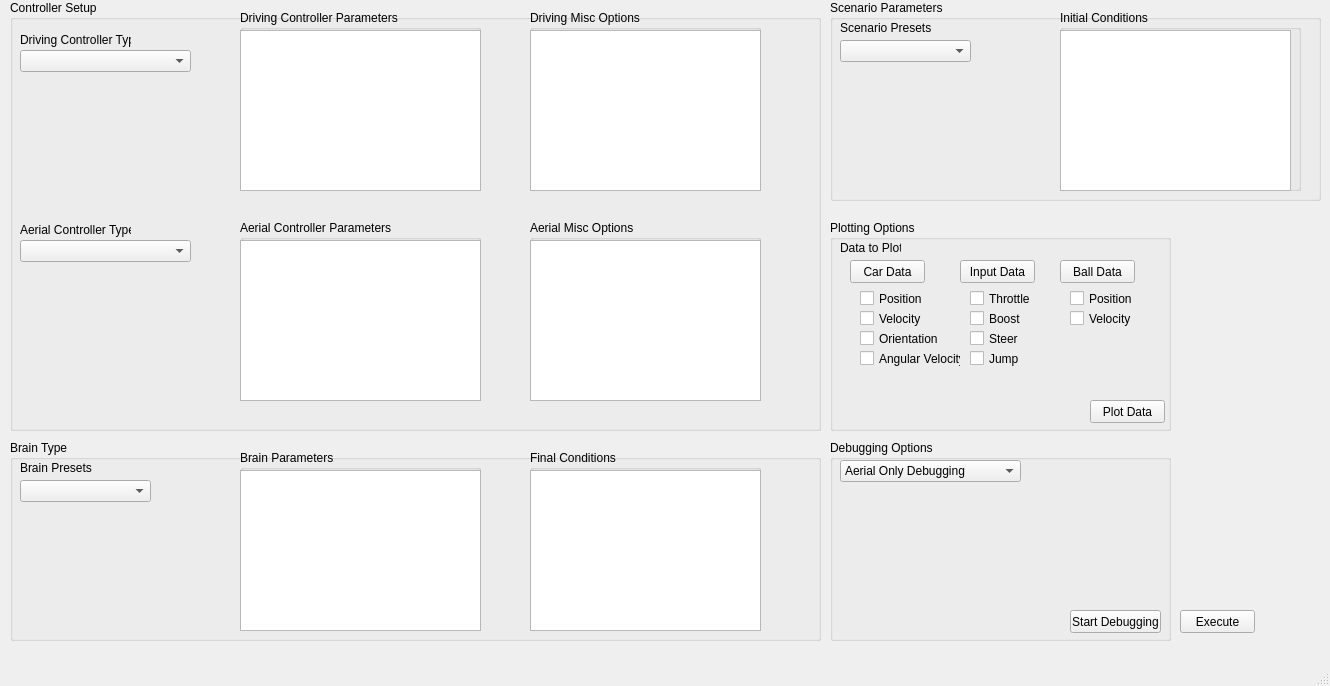
Above: RLBOT/simulator_bot/GUI_development/DeepTootController.ui from robertpisano/DeepToot before the change. Below: the same form after it.
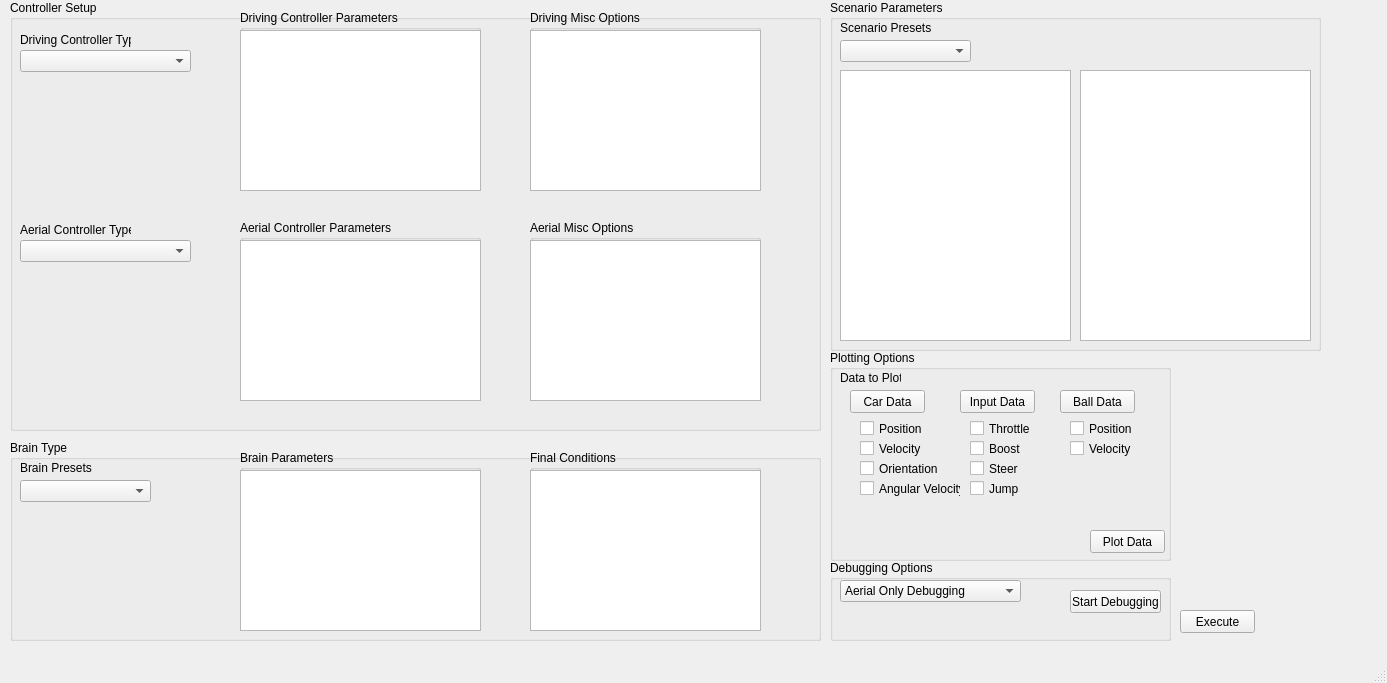
That is the form after the change.

What changed in the file:
```diff
--- a/RLBOT/simulator_bot/GUI_development/DeepTootController.ui
+++ b/RLBOT/simulator_bot/GUI_development/DeepTootController.ui
@@ -6,8 +6,8 @@
    <rect>
     <x>0</x>
     <y>0</y>
-    <width>1330</width>
-    <height>686</height>
+    <width>1387</width>
+    <height>683</height>
    </rect>
   </property>
   <property name="windowTitle">
@@ -20,7 +20,7 @@
       <x>830</x>
       <y>0</y>
       <width>491</width>
-      <height>201</height>
+      <height>351</height>
      </rect>
     </property>
     <property name="title">
@@ -49,28 +49,25 @@
       <string>Scenario Presets</string>
      </property>
     </widget>
-    <widget class="QGroupBox" name="InitialConditionsParametersGroup">
+    <widget class="QTableWidget" name="tableWidget_initialConditionsMiscOptions">
      <property name="geometry">
       <rect>
-       <x>230</x>
-       <y>10</y>
-       <width>241</width>
-       <height>181</height>
+       <x>250</x>
+       <y>70</y>
+       <width>231</width>
+       <height>271</height>
       </rect>
      </property>
-     <property name="title">
-      <string>Initial Conditions</string>
+    </widget>
+    <widget class="QTableWidget" name="tableWidget_initialConditionsParameters">
+     <property name="geometry">
+      <rect>
+       <x>10</x>
+       <y>70</y>
+       <width>231</width>
+       <height>271</height>
+      </rect>
      </property>
-     <widget class="QTableWidget" name="tableWidget_initialConditions">
-      <property name="geometry">
-       <rect>
-        <x>0</x>
-        <y>20</y>
-        <width>231</width>
-        <height>161</height>
-       </rect>
-      </property>
-     </widget>
     </widget>
    </widget>
    <widget class="QPushButton" name="pushButton_execute">
@@ -241,9 +238,9 @@
     <property name="geometry">
      <rect>
       <x>830</x>
-      <y>440</y>
+      <y>560</y>
       <width>341</width>
-      <height>201</height>
+      <height>81</height>
      </rect>
     </property>
     <property name="title">
@@ -253,7 +250,7 @@
      <property name="geometry">
       <rect>
        <x>240</x>
-       <y>170</y>
+       <y>30</y>
        <width>91</width>
        <height>23</height>
       </rect>
@@ -297,7 +294,7 @@
     <property name="geometry">
      <rect>
       <x>830</x>
-      <y>220</y>
+      <y>350</y>
       <width>341</width>
       <height>211</height>
      </rect>
```
Left out of the diff: 2 changed lines with no effect on the pictures.
